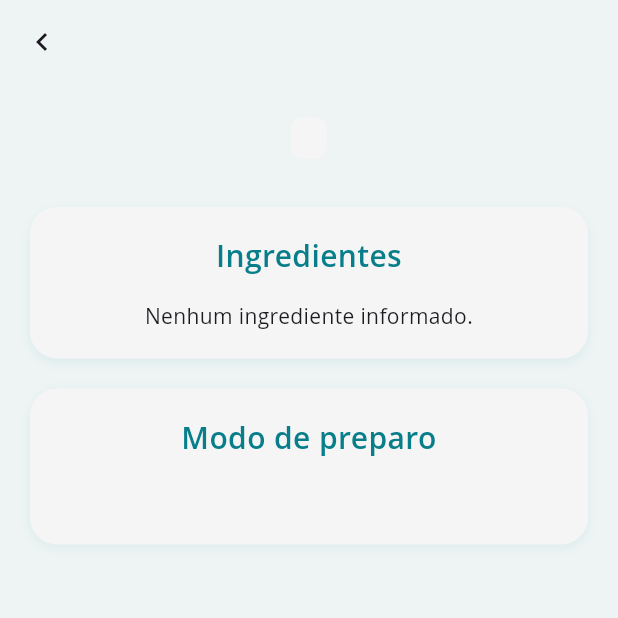
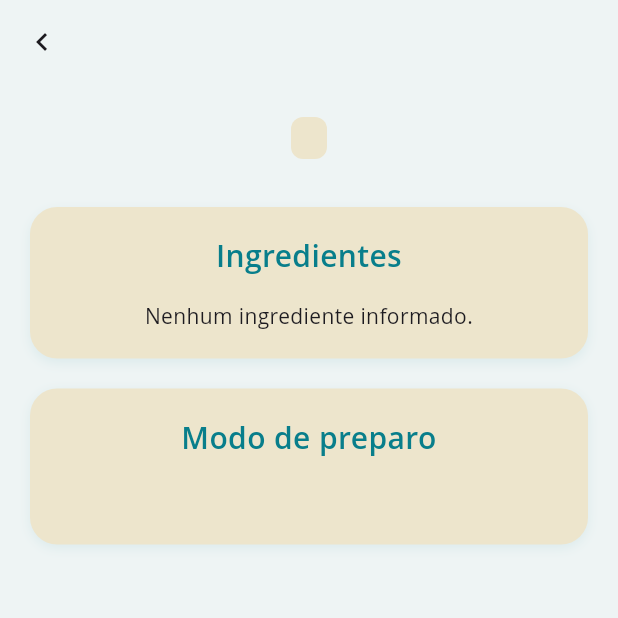
Before and after one commit to jlxmns/MeuTempero, a Flutter app: the RecipeDetailPage screen opened directly with empty values, on a phone screen of 412 x 824 dp, the top half of it. Run offline on Flutter 3.47's test engine with Material 3 defaults, Android fonts, the phone set to English and light mode, and no system bars; our stand-ins replace csv; Roboto replaces fonts that are missing (Open Sans).

Commit message:
Adiciona nova categoria e cor secundária ao app

```diff
--- a/lib/views/utils/AppColor.dart
+++ b/lib/views/utils/AppColor.dart
@@ -4,7 +4,7 @@
   static const Color primary = Color(0xFF087E8b);
   static const Color primarySoft = Color(0xFF0E91A0);
   static const Color primaryExtraSoft = Color(0xFFEEF4F4);
-  static const Color secondary = Color(0xFFF5F5F5);
+  static const Color secondary = Color(0xFFEDE5CC);
   static const Color whiteSoft = Color(0xFFFDFDFD);
   static const Color ourPink = Color(0xFFc1839f);
   static LinearGradient bottomShadow = LinearGradient(colors: [Color(0xFF107873).withAlpha(20), Color(0xFF107873).withAlpha(0)], begin: Alignment.bottomCenter, end: Alignment.topCenter);
--- a/pubspec.yaml
+++ b/pubspec.yaml
@@ -61,7 +61,7 @@
   # To add assets to your application, add an assets section, like this:
   assets:
     - assets/images/
-    - assets/recipes/recipes.csv
+    - assets/recipes/
   #   - images/a_dot_burr.jpeg
   #   - images/a_dot_ham.jpeg
 
```
Also changed, not shown: lib/views/screens/homepage.dart (+7 -5 lines), 1 other file.
